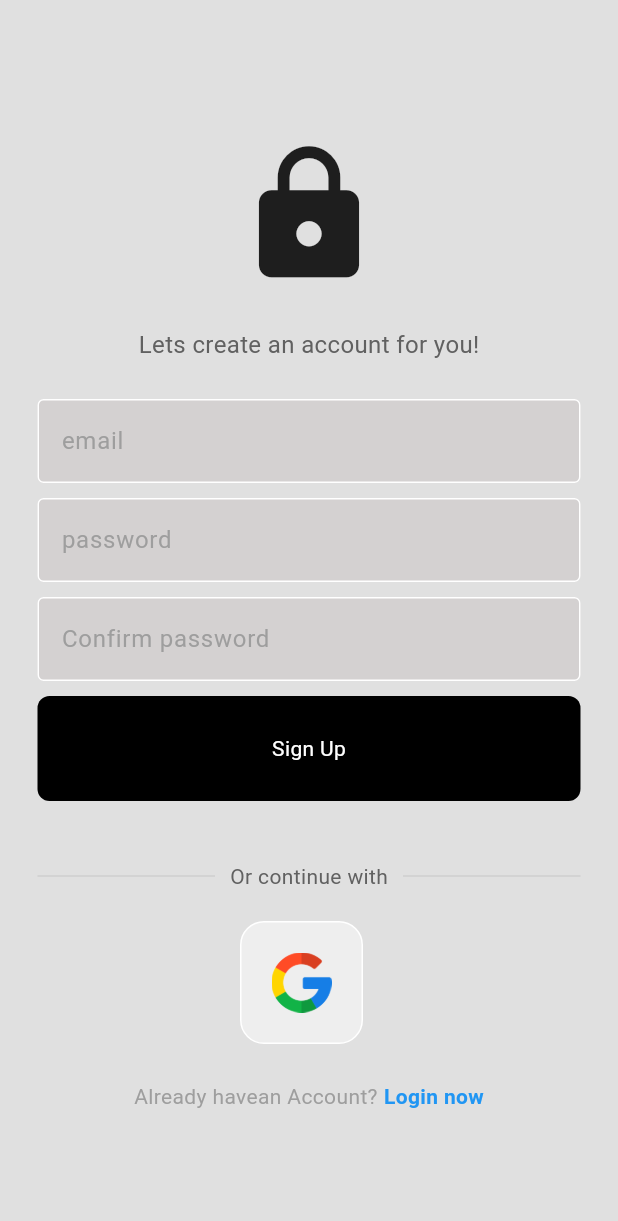
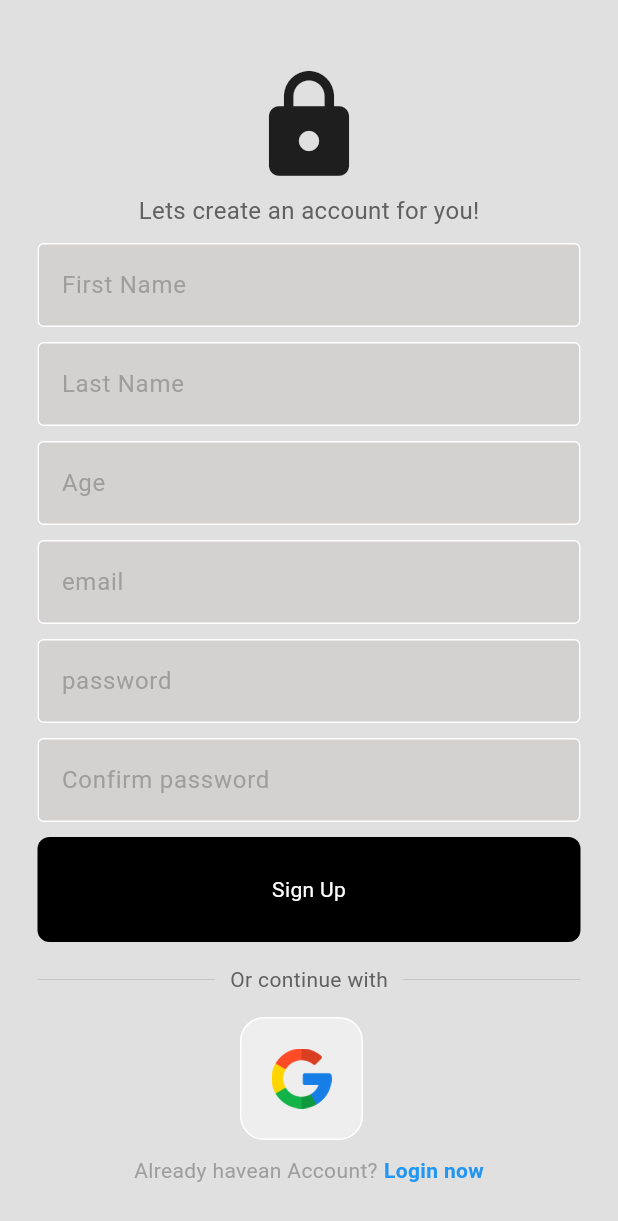
Before and after one commit to vrinda0115/MyHealthMate-Application, a Flutter app: the screen it shows after launch, after a tap on "Register now", on a phone screen of 412 x 824 dp. Shown: the top 1221 px of the screen. Run offline on Flutter 3.47's test engine with Material 3 defaults, Android fonts, the phone set to English and light mode, and no system bars; our stand-ins replace cloud_firestore, firebase_auth, firebase_core, google_sign_in, permission_handler; missing offline and left inert: agora_rtc_engine; accounts and stored records are empty; network calls fail.

Commit message:
Insert User data firestore database

```diff
--- a/lib/pages/loginpage.dart
+++ b/lib/pages/loginpage.dart
@@ -3,6 +3,7 @@ import 'package:flutter/material.dart';
 import 'package:uipages/components/square_tile.dart';
 import 'package:uipages/components/textfield.dart';
 import 'package:uipages/components/buttons.dart';
+import 'package:uipages/pages/forgot_pw_page.dart';
 import 'package:uipages/provider/google_sign_in.dart';
 
 class LoginPage extends StatefulWidget {
@@ -16,7 +17,6 @@ class LoginPage extends StatefulWidget {
 class _LoginPageState extends State<LoginPage> {
   //text editing controllers
   final emailController = TextEditingController();
-
   final passwordController = TextEditingController();
 
   //sign user in method
@@ -113,9 +113,16 @@ class _LoginPageState extends State<LoginPage> {
                   child: Row(
                     mainAxisAlignment: MainAxisAlignment.end,
                     children: [
-                      Text(
-                        'Forgot Password? ',
-                        style: TextStyle(color: Colors.grey[600]),
+                      GestureDetector(
+                        onTap: (){
+                          Navigator.push(context, MaterialPageRoute(builder: (context){
+                            return ForgotPasswordPage();
+                          }));
+                        },
+                        child: Text(
+                          'Forgot Password? ',
+                          style: TextStyle(color: Colors.grey[600],fontWeight: FontWeight.bold),
+                        ),
                       ),
                     ],
                   ),
--- a/lib/pages/registerpage.dart
+++ b/lib/pages/registerpage.dart
@@ -1,3 +1,4 @@
+import 'package:cloud_firestore/cloud_firestore.dart';
 import 'package:firebase_auth/firebase_auth.dart';
 import 'package:flutter/material.dart';
 import 'package:uipages/components/square_tile.dart';
@@ -9,6 +10,7 @@ class RegisterPage extends StatefulWidget {
   final Function()? onTap;
   const RegisterPage({super.key, required this.onTap});
 
+
   @override
   State<RegisterPage> createState() => _RegisterPageState();
 }
@@ -17,8 +19,23 @@ class _RegisterPageState extends State<RegisterPage> {
   //text editing controllers
   final emailController = TextEditingController();
   final passwordController = TextEditingController();
-   final confirmPasswordController = TextEditingController();
+  final confirmPasswordController = TextEditingController();
+  final firstNameController = TextEditingController();
+  final lastNameController = TextEditingController();
+  final ageController = TextEditingController();
 
+  @override
+  void dispose() {
+    emailController.dispose();
+    passwordController.dispose();
+    confirmPasswordController.dispose();
+    firstNameController.dispose();
+    lastNameController.dispose();
+    ageController.dispose();
+    super.dispose();
+  }
+
+  //Authenticate User
   //sign user Up method
   void signUserUp() async {
     //show loading circle
@@ -53,7 +70,25 @@ class _RegisterPageState extends State<RegisterPage> {
       //Show error message
       showErrorMessage(e.code);
     }
+
+    // add user details
+    addUserDetails(
+      firstNameController.text.trim(),
+      lastNameController.text.trim(),
+      emailController.text.trim(),
+      int.parse(ageController.text.trim()),
+    );
   }
+
+  Future addUserDetails(String firstName,String lastName,String email,int age) async {
+    await FirebaseFirestore.instance.collection('users').add({
+      'first name' : firstName,
+      'last name' : lastName,
+      'email' : email,
+      'age' : age,
+    });
+  }
+
 
   //error message to user
   void showErrorMessage(String message) {
@@ -85,10 +120,10 @@ class _RegisterPageState extends State<RegisterPage> {
                 //logo
                 const Icon(
                   Icons.lock,
-                  size: 100,
+                  size: 80,
                 ),
 
-                const SizedBox(height: 25),
+                const SizedBox(height: 5),
 
                 //Lets create an account for you
                 Text(
@@ -99,7 +134,34 @@ class _RegisterPageState extends State<RegisterPage> {
                   ),
                 ),
 
-                const SizedBox(height: 25),
+
+                const SizedBox(height: 10),
+
+                //First Name textfield
+                MyTextField(
+                  controller: firstNameController,
+                  hintText: 'First Name',
+                  obsecureText: false,
+                ),
+
+                const SizedBox(height: 10),
+
+                //Last Name textfield
+                MyTextField(
+                  controller: lastNameController,
+                  hintText: 'Last Name',
+                  obsecureText: false,
+                ),
+                const SizedBox(height: 10),
+
+                //Age textfield
+                MyTextField(
+                  controller: ageController,
+                  hintText: 'Age',
+                  obsecureText: false,
+                ),
+
+                const SizedBox(height: 10),
 
                 //username textfield
                 MyTextField(
@@ -139,7 +201,7 @@ class _RegisterPageState extends State<RegisterPage> {
                 ),
 
                 const SizedBox(
-                  height: 40,
+                  height: 15,
                 ),
 
                 //or continue with
@@ -171,7 +233,7 @@ class _RegisterPageState extends State<RegisterPage> {
                 ),
 
                 const SizedBox(
-                  height: 20,
+                  height: 15,
                 ),
 
                 //google sign in button
@@ -191,7 +253,7 @@ class _RegisterPageState extends State<RegisterPage> {
                 ),
 
                 const SizedBox(
-                  height: 25,
+                  height: 10,
                 ),
 
                 //not a member? register now
--- a/pubspec.yaml
+++ b/pubspec.yaml
@@ -40,6 +40,7 @@ dependencies:
   google_sign_in: ^6.2.1
   agora_rtc_engine:
   permission_handler:
+  cloud_firestore: ^4.15.3
 
   #Google Icon
   font_awesome_flutter:  ^9.0.0
```
Also changed, not shown: lib/pages/forgot_pw_page.dart (added, +86 -0 lines), pubspec.lock, 5 other files.
